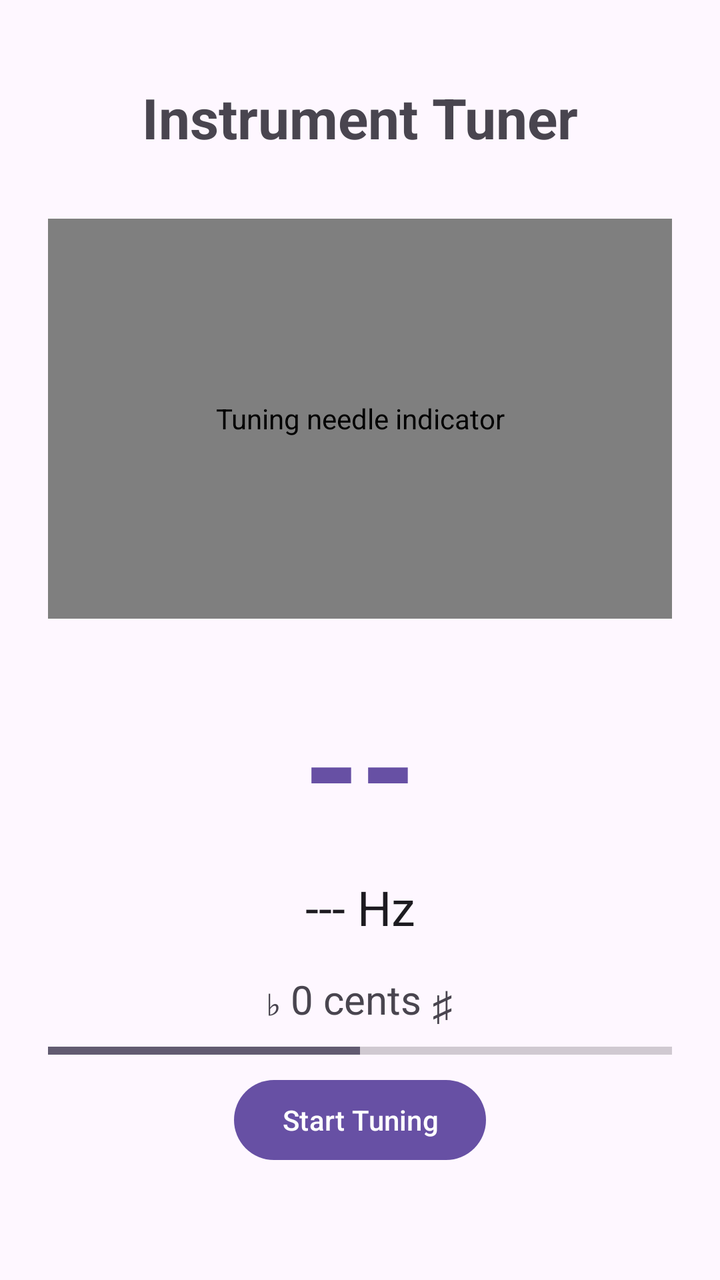
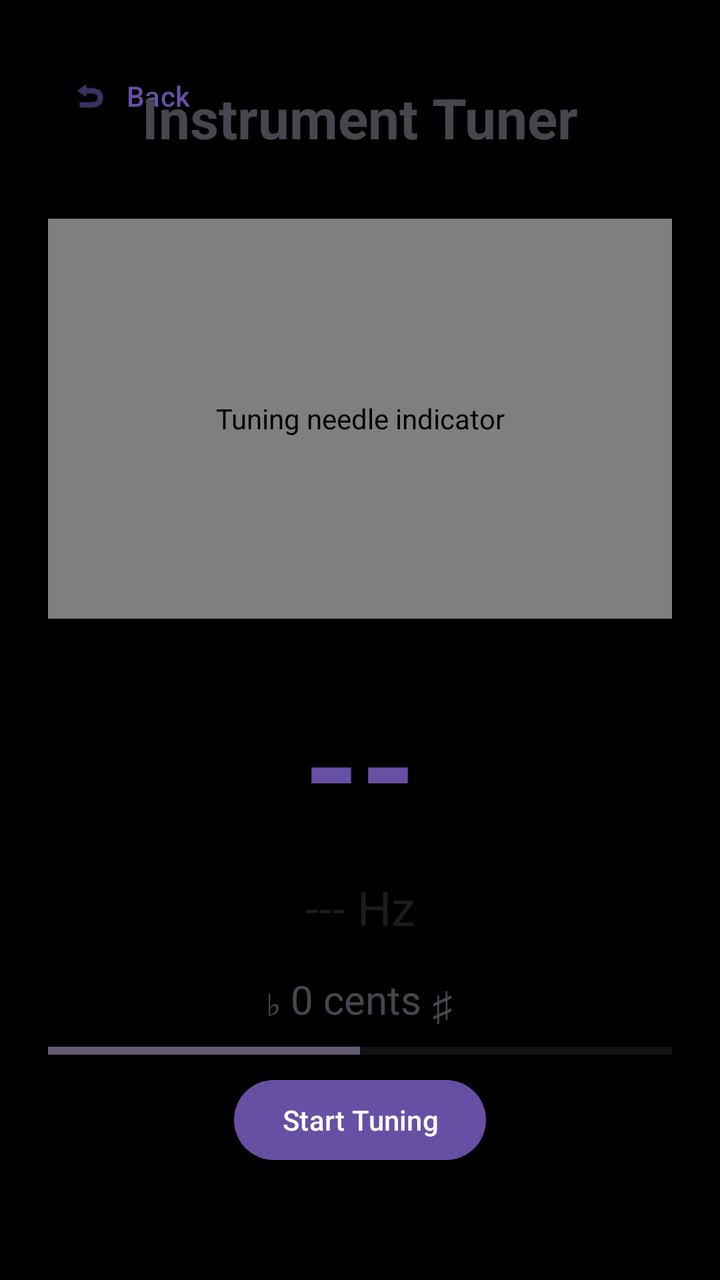

Screens rendered from an Android XML layout before and after an edit, with the pre-edit source and the edit as a unified diff.
<!-- AndroidManifest.xml: application theme Theme.Lab1_task2 -->
<!-- res/layout/fragment_tuning.xml -->
<?xml version="1.0" encoding="utf-8"?>
<androidx.constraintlayout.widget.ConstraintLayout xmlns:android="http://schemas.android.com/apk/res/android"
    xmlns:app="http://schemas.android.com/apk/res-auto"
    xmlns:tools="http://schemas.android.com/tools"
    android:layout_width="match_parent"
    android:layout_height="match_parent"
    android:padding="24dp"
    android:background="?attr/colorSurface">

    <TextView
        android:id="@+id/tvTitle"
        android:layout_width="wrap_content"
        android:layout_height="wrap_content"
        android:layout_marginTop="16dp"
        android:text="Instrument Tuner"
        android:textSize="28sp"
        android:textStyle="bold"
        app:layout_constraintEnd_toEndOf="parent"
        app:layout_constraintStart_toStartOf="parent"
        app:layout_constraintTop_toTopOf="parent" />

    <com.example.lab1_task2.ui.TuningNeedleView
        android:id="@+id/tuningNeedle"
        android:layout_width="match_parent"
        android:layout_height="200dp"
        android:layout_marginTop="32dp"
        android:contentDescription="Tuning needle indicator"
        app:layout_constraintEnd_toEndOf="parent"
        app:layout_constraintStart_toStartOf="parent"
        app:layout_constraintTop_toBottomOf="@id/tvTitle" />

    <TextView
        android:id="@+id/tvCurrentNote"
        android:layout_width="wrap_content"
        android:layout_height="wrap_content"
        android:layout_marginTop="24dp"
        android:text="--"
        android:textColor="?attr/colorPrimary"
        android:textSize="72sp"
        android:textStyle="bold"
        app:layout_constraintEnd_toEndOf="parent"
        app:layout_constraintStart_toStartOf="parent"
        app:layout_constraintTop_toBottomOf="@id/tuningNeedle" />

    <TextView
        android:id="@+id/tvFrequency"
        android:layout_width="wrap_content"
        android:layout_height="wrap_content"
        android:layout_marginTop="8dp"
        android:text="--- Hz"
        android:textColor="?attr/colorOnSurface"
        android:textSize="24sp"
        app:layout_constraintEnd_toEndOf="parent"
        app:layout_constraintStart_toStartOf="parent"
        app:layout_constraintTop_toBottomOf="@id/tvCurrentNote" />

    <TextView
        android:id="@+id/tvCentsOff"
        android:layout_width="wrap_content"
        android:layout_height="wrap_content"
        android:layout_marginTop="16dp"
        android:text="♭ 0 cents ♯"
        android:textSize="20sp"
        app:layout_constraintEnd_toEndOf="parent"
        app:layout_constraintStart_toStartOf="parent"
        app:layout_constraintTop_toBottomOf="@id/tvFrequency" />

    <ProgressBar
        android:id="@+id/progressBarAccuracy"
        style="?android:attr/progressBarStyleHorizontal"
        android:layout_width="match_parent"
        android:layout_height="8dp"
        android:layout_marginTop="8dp"
        android:max="100"
        android:progress="50"
        app:layout_constraintEnd_toEndOf="parent"
        app:layout_constraintStart_toStartOf="parent"
        app:layout_constraintTop_toBottomOf="@id/tvCentsOff" />

    <com.google.android.material.button.MaterialButton
        android:id="@+id/btnStartStop"
        style="@style/Widget.Material3.Button"
        android:layout_width="wrap_content"
        android:layout_height="wrap_content"
        android:layout_marginBottom="32dp"
        android:text="Start Tuning"
        app:layout_constraintBottom_toBottomOf="parent"
        app:layout_constraintEnd_toEndOf="parent"
        app:layout_constraintStart_toStartOf="parent" />

</androidx.constraintlayout.widget.ConstraintLayout>
<!-- resources referenced by this layout -->
<resources>
  <style name="Theme.Lab1_task2" parent="Base.Theme.Lab1_task2" />
  <style name="Base.Theme.Lab1_task2" parent="Theme.Material3.DayNight.NoActionBar">
          
          
      </style>
</resources>

<!-- the commit's change to res/layout/fragment_tuning.xml (unified diff, before → after) -->
@@ -5,7 +5,19 @@
     android:layout_width="match_parent"
     android:layout_height="match_parent"
     android:padding="24dp"
-    android:background="?attr/colorSurface">
+    android:background="#000000"
+    android:clickable="true"
+    android:focusable="true">
+
+    <com.google.android.material.button.MaterialButton
+        android:id="@+id/btnBack"
+        style="@style/Widget.Material3.Button.TextButton"
+        android:layout_width="wrap_content"
+        android:layout_height="wrap_content"
+        android:text="Back"
+        app:icon="@android:drawable/ic_menu_revert"
+        app:layout_constraintStart_toStartOf="parent"
+        app:layout_constraintTop_toTopOf="parent" />
 
     <TextView
         android:id="@+id/tvTitle"
